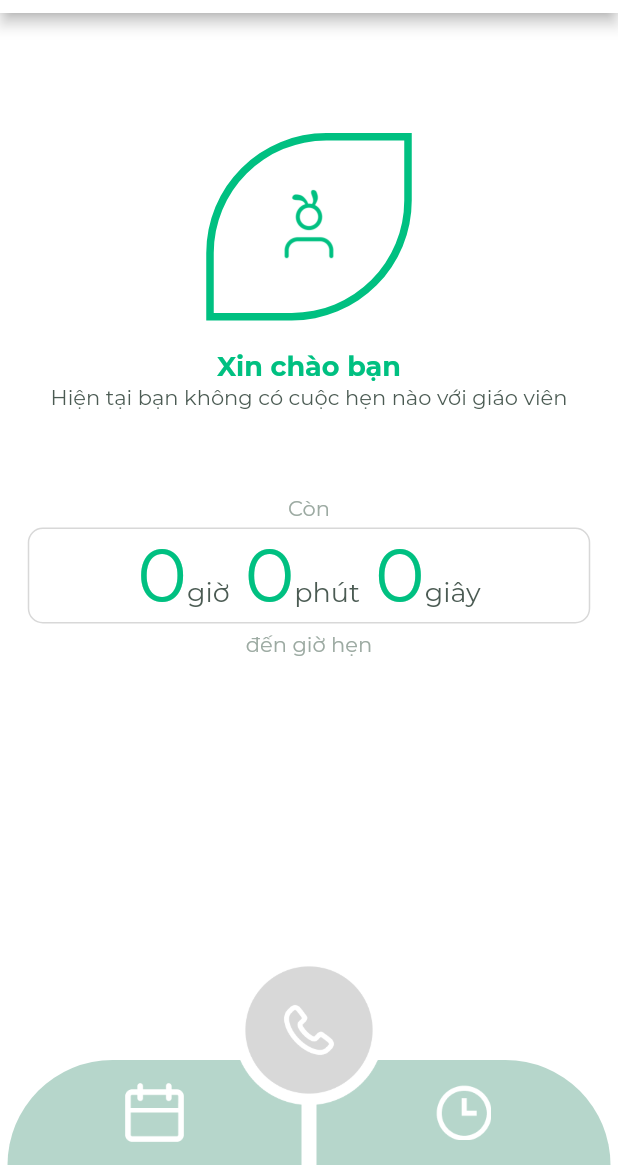
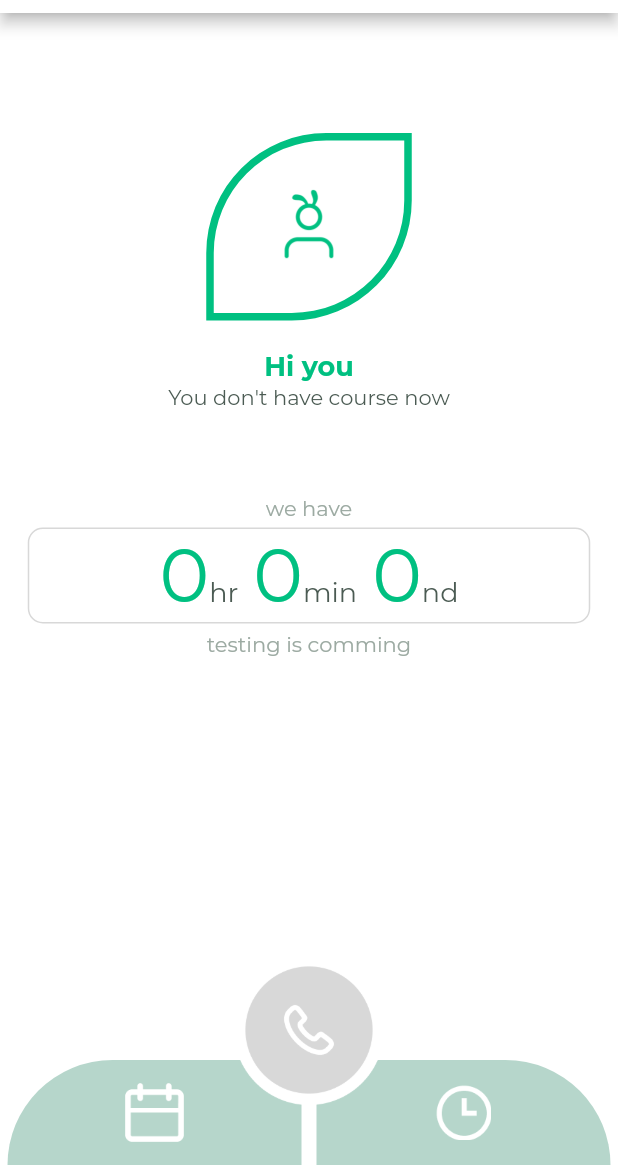
Before and after one commit to HieuNguyenAntoree/teacher_antoree, a Flutter app: the HomeView screen opened directly, on a phone screen of 412 x 824 dp, the part 71-1236 px from its top. Run offline on Flutter 3.47's test engine with Material 2 defaults, Android fonts, the phone set to English and light mode, and no system bars; our stand-ins replace adaptive_dialog, bloc, cached_network_image, equatable, firebase_messaging, flutter_bloc and 4 more; missing offline and left inert: connect_api, jitsi_meet, ui_libraries; accounts and stored records are empty; project files that could hold a hidden picture were left out.

```diff
--- a/lib/src/2.home/home_view.dart
+++ b/lib/src/2.home/home_view.dart
@@ -88,7 +88,7 @@ class HomeUIState extends State<HomeUI> {
   DateTime timerDate;
 
   static final DateFormat formatDateForTimer = DateFormat('yyyy-MM-dd HH:mm:ss');
-  static final DateFormat formatDateForUI = DateFormat('hh:mm a EEEE  dd | MM | yyyy');
+  static final DateFormat formatDateForUI = DateFormat("hh:mm a 'on' EEEE  dd | MM | yyyy");
   final interval = const Duration(seconds: 1);
 
   startTimeout([int milliseconds]) {
@@ -113,8 +113,15 @@ class HomeUIState extends State<HomeUI> {
               seconds = 60;
             }
           } else if (minutes < 0) {
-            minutes = 0;
-            seconds = 60;
+            if (hours <= 0) {
+              minutes = 0;
+              seconds = 60;
+            } else {
+              hours = hours - 1;
+              seconds = 60;
+              minutes = 60;
+            }
+
           }else  {
             seconds = 60;
           }
@@ -143,8 +150,8 @@ class HomeUIState extends State<HomeUI> {
   @override
   void initState() {
     super.initState();
-    Intl.defaultLocale = 'vi_VN';
-    initializeDateFormatting();
+//    Intl.defaultLocale = 'vi_VN';
+//    initializeDateFormatting();
     loadDataFromLocal();
   }
 
@@ -314,11 +321,11 @@ class HomeUIState extends State<HomeUI> {
               SizedBox(height: 20),
               _helloUserText(),
               SizedBox(height: 40),
-              _textTimeSheet('Còn'),
+              _textTimeSheet('we have'),
               SizedBox(height: 5),
               _timeDownField(),
               SizedBox(height: 5,),
-              _textTimeSheet('đến giờ hẹn'),
+              _textTimeSheet('testing is comming'),
               Expanded(child: Container()),
               _bottomButton(),
             ],
@@ -375,25 +382,18 @@ class HomeUIState extends State<HomeUI> {
   }
 
   _helloUserText() {
-    String studentName = 'Xin chào bạn\n';
-    String content1 = "Hiện tại bạn không có cuộc hẹn nào với giáo viên\n";
+    String studentName = 'Hi you\n';
+    String content1 = "You don't have course now\n";
     String content2 = "";
     if(currentSchedule != null){
-      studentName = student != null && student.lastName != null ? student.lastName : "bạn";
-      studentName = 'Xin chào $studentName\n';
+      studentName = teacher != null && teacher.lastName != null ? teacher.lastName : "you";
+      studentName = 'Hi $studentName\n';
 
-      var teacherName = teacher != null && teacher.lastName != null ? (" " + teacher.lastName) : "";
-      content1 = "Bạn có cuộc hẹn với giáo viên$teacherName lúc\n";
+      var teacherName = student != null && student.lastName != null ? (" " + student.lastName) : "";
+      content1 = "You will have a test with$teacherName at\n";
 
-      DateFormat formatAMPM = DateFormat('a');
-      String ampm = formatAMPM.format(timerDate);
-      if(ampm.toLowerCase() == 'ch'){
-        ampm = "chiều";
-      }else{
-        ampm = 'sáng';
-      }
       String formattedDate = formatDateForUI.format(timerDate);
-      content2 = formattedDate.toLowerCase().replaceRange(6, 8, ampm);
+      content2 = formattedDate;
     }
 
     return Center(
@@ -468,11 +468,11 @@ class HomeUIState extends State<HomeUI> {
         crossAxisAlignment: CrossAxisAlignment.center,
         mainAxisAlignment: MainAxisAlignment.center,
         children: [
-          _timeField(hours, 'giờ'),
+          _timeField(hours, 'hr'),
           SizedBox(width: 10,),
-          _timeField(minutes, 'phút'),
+          _timeField(minutes, 'min'),
           SizedBox(width: 10,),
-          _timeField(seconds, 'giây')
+          _timeField(seconds, 'nd')
         ],
       ),
     );
--- a/lib/src/4.calendar/calendar_view.dart
+++ b/lib/src/4.calendar/calendar_view.dart
@@ -367,7 +367,7 @@ class CalendarUIState extends State<CalendarUI> {
           print("onTap: $start_page");
           print("onTap: $end_page");
           setState(() {
-            _currentMonth = DateFormat.yMMM().format(start_page);
+            _currentMonth = formatMonth.format(start_page);
           });
         },
         onTap: (date) {
@@ -384,7 +384,7 @@ class CalendarUIState extends State<CalendarUI> {
 
   _timeSheet(BuildContext context){
 
-    maxHeight = MediaQuery.of(context).size.height - kToolbarHeight  - kBottomNavigationBarHeight - 10 - 320 - 55;
+    maxHeight = MediaQuery.of(context).size.height - kToolbarHeight  - kBottomNavigationBarHeight - 320 - 80;
     return schedulesInDay.length == 0 ? SizedBox(height: 0,) :
     NotificationListener<ScrollNotification>(
         onNotification: (scrollNotification) {
@@ -638,7 +638,7 @@ class TimeSheetItemState extends State<TimeSheetItem> {
       children: [
         Container(
           padding: EdgeInsets.only(left: 15, right: 15),
-//            height: heightCell,
+            width: 90,
             child: isOnTime == 0 ? new Text(
                 _getHourAndMinutes(),
                 style: const TextStyle(
--- a/pubspec.yaml
+++ b/pubspec.yaml
@@ -35,6 +35,7 @@ dependencies:
   ui_libraries:
     path: ../ui_libraries/
   flutter_launcher_icons: "^0.8.0"
+
 
 
 flutter_icons:
```
Also changed, not shown: lib/src/4.calendar/calendar_picker_view.dart (+26 -54 lines), teacher_antoree-staging.yaml (renamed from flutter_launcher_icons-staging.yaml), 23 other files.
